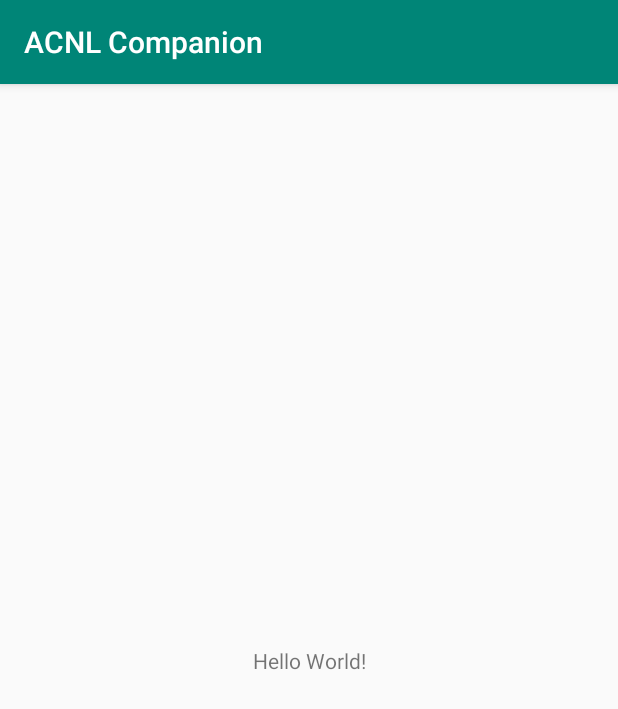
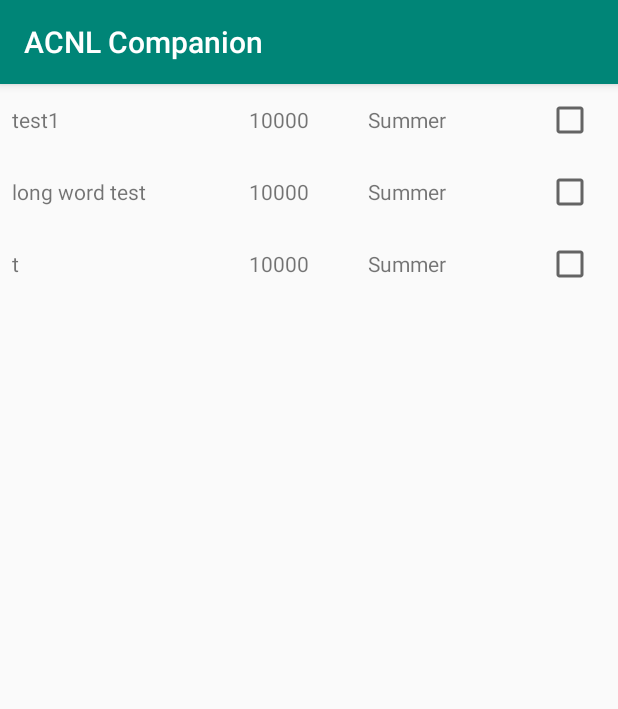
Before and after one commit to dmonzonis/Nookpendium, an Android app: the screen it shows after launch (MainActivity), on a phone screen of 412 x 824 dp. Shown: the top 709 px of the screen. Run offline under Robolectric (Android 15) with nearby library versions, the phone set to English and light mode, and no system bars.

Commit message:
Adapt RecycleView

```diff
--- a/app/build.gradle
+++ b/app/build.gradle
@@ -30,4 +30,5 @@ dependencies {
     testImplementation 'junit:junit:4.12'
     androidTestImplementation 'com.android.support.test:runner:1.0.2'
     androidTestImplementation 'com.android.support.test.espresso:espresso-core:3.0.2'
+    implementation 'com.android.support:recyclerview-v7:28.0.0'
 }
--- a/app/src/main/java/com/dmonzonis/acnlcompanion/MainActivity.kt
+++ b/app/src/main/java/com/dmonzonis/acnlcompanion/MainActivity.kt
@@ -1,12 +1,27 @@
 package com.dmonzonis.acnlcompanion
 
+import android.os.Bundle
 import android.support.v7.app.AppCompatActivity
-import android.os.Bundle
+import android.support.v7.widget.LinearLayoutManager
+import android.support.v7.widget.RecyclerView
+import kotlinx.android.synthetic.main.activity_main.*
 
 class MainActivity : AppCompatActivity() {
+
+    private lateinit var viewAdapter: RecordListAdapter
+    private lateinit var viewManager: RecyclerView.LayoutManager
 
     override fun onCreate(savedInstanceState: Bundle?) {
         super.onCreate(savedInstanceState)
         setContentView(R.layout.activity_main)
+
+        val dataSet: Array<String> = arrayOf("test1", "long word test", "t")
+
+        viewManager = LinearLayoutManager(this, LinearLayoutManager.VERTICAL, false)
+        viewAdapter = RecordListAdapter(dataSet)
+
+        recyclerView.setHasFixedSize(true)
+        recyclerView.layoutManager = viewManager
+        recyclerView.adapter = viewAdapter
     }
 }
--- a/app/src/main/java/com/dmonzonis/acnlcompanion/RecordListAdapter.kt
+++ b/app/src/main/java/com/dmonzonis/acnlcompanion/RecordListAdapter.kt
@@ -22,7 +22,7 @@ class RecordListAdapter(private val records: Array<String>) :
 
     override fun onBindViewHolder(holder: RecordHolder, position: Int) {
         val recordText: String = records[position]
-        holder.itemView.exampleTextView.text = recordText
+        holder.itemView.text_name.text = recordText
     }
 
 }
--- a/app/src/main/res/layout/activity_main.xml
+++ b/app/src/main/res/layout/activity_main.xml
@@ -1,19 +1,14 @@
 <?xml version="1.0" encoding="utf-8"?>
-<android.support.constraint.ConstraintLayout
+<LinearLayout
         xmlns:android="http://schemas.android.com/apk/res/android"
         xmlns:tools="http://schemas.android.com/tools"
-        xmlns:app="http://schemas.android.com/apk/res-auto"
         android:layout_width="match_parent"
         android:layout_height="match_parent"
-        tools:context=".MainActivity">
-
-    <TextView
-            android:layout_width="wrap_content"
-            android:layout_height="wrap_content"
-            android:text="Hello World!"
-            app:layout_constraintBottom_toBottomOf="parent"
-            app:layout_constraintLeft_toLeftOf="parent"
-            app:layout_constraintRight_toRightOf="parent"
-            app:layout_constraintTop_toTopOf="parent"/>
-
-</android.support.constraint.ConstraintLayout>
+        tools:context=".MainActivity" android:orientation="vertical">
+    <android.support.v7.widget.RecyclerView
+            android:id="@+id/recyclerView"
+            android:layout_width="match_parent"
+            android:layout_height="match_parent"
+            android:scrollbars="vertical"
+    />
+</LinearLayout>
--- /dev/null
+++ b/app/src/main/res/layout/record_row.xml
@@ -0,0 +1,33 @@
+<?xml version="1.0" encoding="utf-8"?>
+<LinearLayout xmlns:android="http://schemas.android.com/apk/res/android"
+              android:padding="8dp"
+              android:layout_width="match_parent"
+              android:layout_height="wrap_content">
+
+    <TextView
+            android:text="Name"
+            android:layout_width="0dp"
+            android:layout_height="wrap_content"
+            android:id="@+id/text_name"
+            android:layout_column="1"
+            android:layout_weight="0.4"/>
+    <TextView
+            android:text="10000"
+            android:layout_width="0dp"
+            android:layout_height="wrap_content"
+            android:id="@+id/text_price"
+            android:layout_weight="0.2"/>
+    <TextView
+            android:text="Summer"
+            android:layout_width="0dp"
+            android:layout_height="wrap_content"
+            android:id="@+id/text_season"
+            android:layout_weight="0.3"/>
+    <CheckBox
+            android:text=""
+            android:layout_width="0dp"
+            android:layout_height="wrap_content"
+            android:id="@+id/checkbox_completed"
+            android:layout_weight="0.1"/>
+
+</LinearLayout>
```
